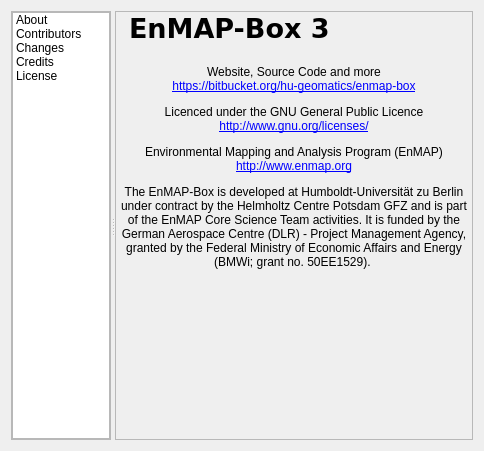
First picture: the form in enmapbox/gui/ui/aboutdialog.ui, repository jakimowb/enmapbox_testmigration2, before the edit.
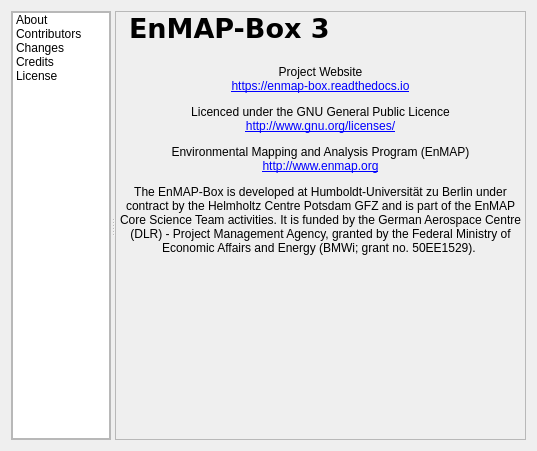
Second picture: the form after the edit. The open tabs and pages were chosen to show the change. Icons and pictures are not drawn.

Commit message: use link to RTD instead of Bitbucket inside the About dialog

The edit to the form file:
```diff
--- a/enmapbox/gui/ui/aboutdialog.ui
+++ b/enmapbox/gui/ui/aboutdialog.ui
@@ -9,7 +9,7 @@
    <rect>
     <x>0</x>
     <y>0</y>
-    <width>484</width>
+    <width>537</width>
     <height>451</height>
    </rect>
   </property>
@@ -293,7 +293,7 @@
            <item>
             <widget class="QLabel" name="labelAboutText">
              <property name="text">
-              <string>&lt;html&gt;&lt;head/&gt;&lt;body&gt;&lt;p align=&quot;center&quot;&gt;Website, Source Code and more&lt;br/&gt;&lt;a href=&quot;https://bitbucket.org/hu-geomatics/enmap-box&quot;&gt;&lt;span style=&quot; text-decoration: underline; color:#0000ff;&quot;&gt;https://bitbucket.org/hu-geomatics/enmap-box&lt;/span&gt;&lt;/a&gt;&lt;/p&gt;&lt;p align=&quot;center&quot;&gt;Licenced under the GNU General Public Licence&lt;br/&gt;&lt;a href=&quot;http://www.gnu.org/licenses/&quot;&gt;&lt;span style=&quot; text-decoration: underline; color:#0000ff;&quot;&gt;http://www.gnu.org/licenses/&lt;/span&gt;&lt;/a&gt;&lt;/p&gt;&lt;p align=&quot;center&quot;&gt;Environmental Mapping and Analysis Program (EnMAP)&lt;br/&gt;&lt;a href=&quot;http://www.enmap.org&quot;&gt;&lt;span style=&quot; text-decoration: underline; color:#0000ff;&quot;&gt;http://www.enmap.org&lt;/span&gt;&lt;/a&gt;&lt;/p&gt;&lt;p align=&quot;center&quot;&gt;The EnMAP-Box is developed at Humboldt-Universit&amp;auml;t zu Berlin under contract by the Helmholtz Centre Potsdam GFZ and is part of the EnMAP Core Science Team activities. It is funded by the German Aerospace Centre (DLR) - Project Management Agency, granted by the Federal Ministry of Economic Affairs and Energy (BMWi; grant no. 50EE1529). &lt;/p&gt;&lt;/body&gt;&lt;/html&gt;</string>
+              <string>&lt;html&gt;&lt;head/&gt;&lt;body&gt;&lt;p align=&quot;center&quot;&gt;Project Website&lt;br/&gt;&lt;a href=&quot;https://enmap-box.readthedocs.io&quot;&gt;&lt;span style=&quot; text-decoration: underline; color:#0000ff;&quot;&gt;https://enmap-box.readthedocs.io&lt;/span&gt;&lt;/a&gt;&lt;/p&gt;&lt;p align=&quot;center&quot;&gt;Licenced under the GNU General Public Licence&lt;br/&gt;&lt;a href=&quot;http://www.gnu.org/licenses/&quot;&gt;&lt;span style=&quot; text-decoration: underline; color:#0000ff;&quot;&gt;http://www.gnu.org/licenses/&lt;/span&gt;&lt;/a&gt;&lt;/p&gt;&lt;p align=&quot;center&quot;&gt;Environmental Mapping and Analysis Program (EnMAP)&lt;br/&gt;&lt;a href=&quot;http://www.enmap.org&quot;&gt;&lt;span style=&quot; text-decoration: underline; color:#0000ff;&quot;&gt;http://www.enmap.org&lt;/span&gt;&lt;/a&gt;&lt;/p&gt;&lt;p align=&quot;center&quot;&gt;The EnMAP-Box is developed at Humboldt-Universität zu Berlin under contract by the Helmholtz Centre Potsdam GFZ and is part of the EnMAP Core Science Team activities. It is funded by the German Aerospace Centre (DLR) - Project Management Agency, granted by the Federal Ministry of Economic Affairs and Energy (BMWi; grant no. 50EE1529). &lt;/p&gt;&lt;/body&gt;&lt;/html&gt;</string>
              </property>
              <property name="scaledContents">
               <bool>false</bool>
```
Left out of the diff: 4 changed lines with no effect on the pictures.
